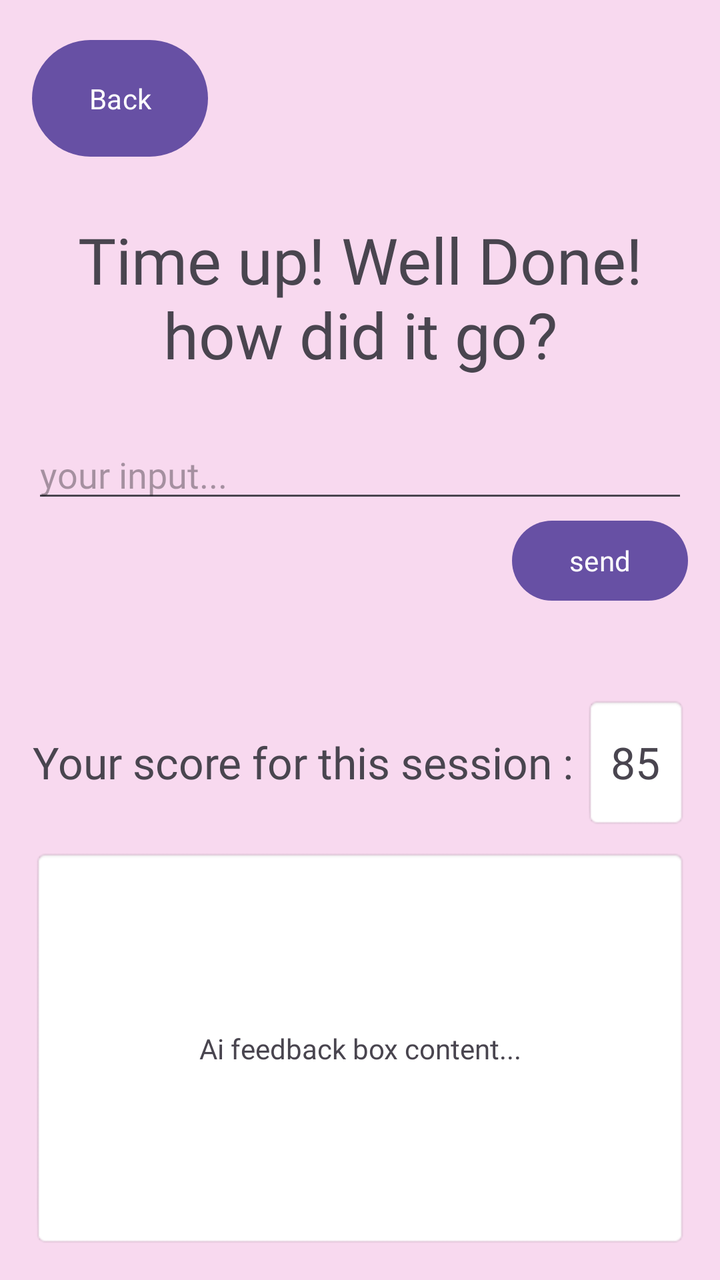
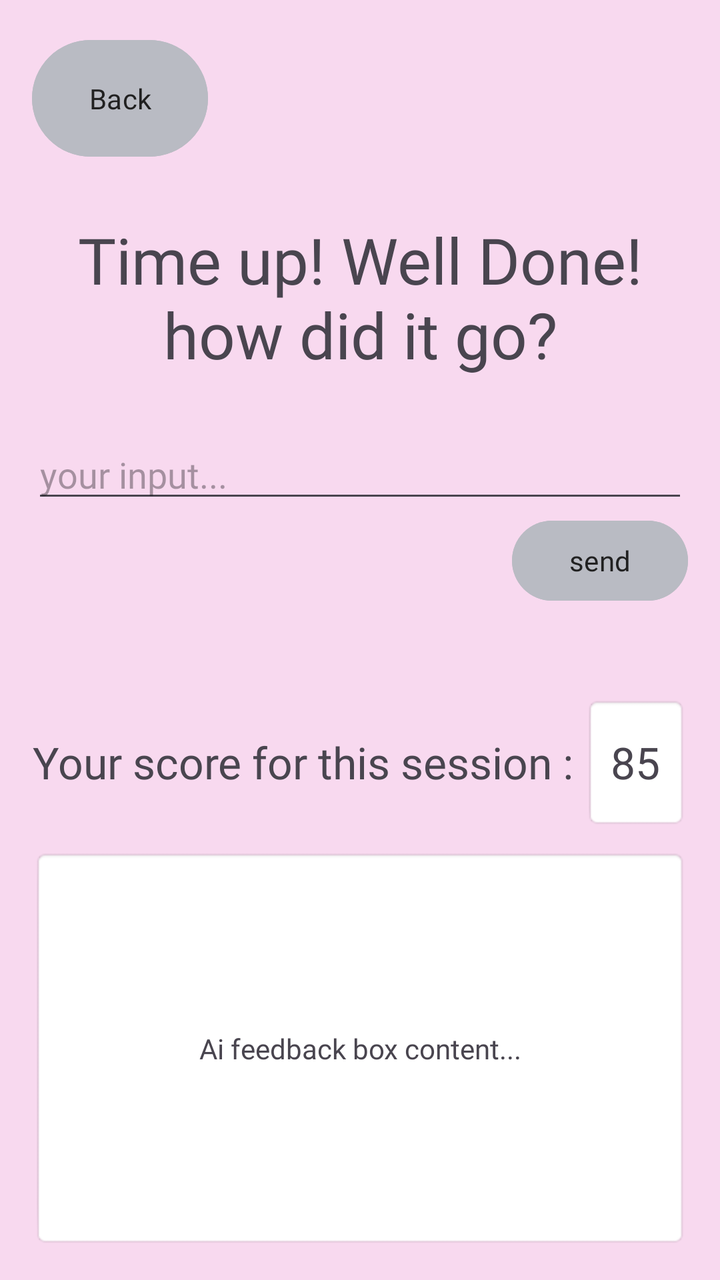

Before-and-after screenshots of an Android layout around one commit, followed by the original layout XML and the change that was made.
<!-- AndroidManifest.xml: application theme Theme.LockInApp -->
<!-- res/layout/session_feedback_fragment.xml -->
<?xml version="1.0" encoding="utf-8"?>
<androidx.constraintlayout.widget.ConstraintLayout
    xmlns:android="http://schemas.android.com/apk/res/android"
    xmlns:app="http://schemas.android.com/apk/res-auto"
    android:layout_width="match_parent"
    android:layout_height="match_parent"
    android:background="#F8D9EF">

    <LinearLayout
        android:layout_width="match_parent"
        android:layout_height="match_parent"
        android:orientation="vertical"
        android:padding="16dp">

        <LinearLayout
            android:layout_width="match_parent"
            android:layout_height="0dp"
            android:layout_weight="1"
            android:orientation="horizontal">

            <Button
                android:id="@+id/btnBack"
                android:layout_width="wrap_content"
                android:layout_height="match_parent"
                android:layout_gravity="end"
                android:fontFamily="@font/actor"
                android:text="Back" />
        </LinearLayout>

        <TextView
            android:layout_width="match_parent"
            android:layout_height="0dp"
            android:layout_weight="2"
            android:fontFamily="@font/actor"
            android:gravity="center"
            android:text="Time up! Well Done!\nhow did it go?"
            android:textSize="32sp" />

        <LinearLayout
            android:layout_width="match_parent"
            android:layout_height="0dp"
            android:layout_weight="2"
            android:orientation="vertical">

            <EditText
                android:id="@+id/eTFeedbackInput"
                android:layout_width="match_parent"
                android:layout_height="wrap_content"
                android:fontFamily="@font/actor"
                android:hint="your input..." />
            <Button
                android:id="@+id/btnSendFeedback"
                android:layout_width="wrap_content"
                android:layout_height="wrap_content"
                android:layout_gravity="end"
                android:text="send"
                android:fontFamily="@font/actor" />
        </LinearLayout>

        <LinearLayout
            android:layout_width="match_parent"
            android:layout_height="0dp"
            android:layout_weight="1"
            android:gravity="center_vertical"
            android:orientation="horizontal">

            <TextView
                android:layout_width="wrap_content"
                android:layout_height="match_parent"
                android:fontFamily="@font/actor"
                android:gravity="center"
                android:text="Your score for this session : "
                android:textSize="22sp" />

            <TextView
                android:id="@+id/tvFeedbackScore"
                android:layout_width="match_parent"
                android:layout_height="match_parent"
                android:background="@android:drawable/editbox_background"
                android:gravity="center"
                android:text="85"
                android:textSize="22sp" />
        </LinearLayout>

        <LinearLayout
            android:layout_width="match_parent"
            android:layout_height="0dp"
            android:layout_weight="3"
            android:layout_marginTop="10dp">
            <TextView
                android:id="@+id/tvAiFeedback"
                android:layout_width="match_parent"
                android:layout_height="match_parent"
                android:background="@android:drawable/editbox_background"
                android:padding="12dp"
                android:text="Ai feedback box content..."
                android:fontFamily="@font/actor"
                android:gravity="center" />
        </LinearLayout>

    </LinearLayout>
</androidx.constraintlayout.widget.ConstraintLayout>
<!-- resources referenced by this layout -->
<resources>
  <style name="Theme.LockInApp" parent="Base.Theme.LockInApp" />
  <style name="Base.Theme.LockInApp" parent="Theme.Material3.DayNight.NoActionBar">
          
          
      </style>
</resources>

<!-- the commit's change to res/layout/session_feedback_fragment.xml (unified diff, before → after) -->
@@ -24,7 +24,9 @@
                 android:layout_height="match_parent"
                 android:layout_gravity="end"
                 android:fontFamily="@font/actor"
-                android:text="Back" />
+                android:text="Back"
+                android:backgroundTint="#B9BBC3"
+                android:textColor="#212121" />
         </LinearLayout>
 
         <TextView
@@ -54,7 +56,9 @@
                 android:layout_height="wrap_content"
                 android:layout_gravity="end"
                 android:text="send"
-                android:fontFamily="@font/actor" />
+                android:fontFamily="@font/actor"
+                android:backgroundTint="#B9BBC3"
+                android:textColor="#212121" />
         </LinearLayout>
 
         <LinearLayout
